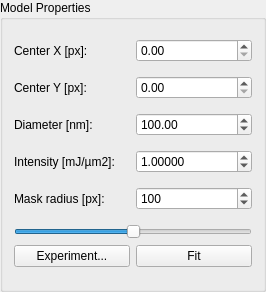
FXIhub/owl, file modelProperties.ui: the form before one commit.
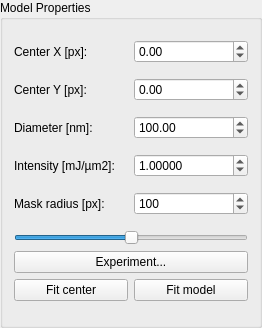
The form after the commit.

```diff
--- a/modelProperties.ui
+++ b/modelProperties.ui
@@ -6,8 +6,8 @@
    <rect>
     <x>0</x>
     <y>0</y>
-    <width>266</width>
-    <height>292</height>
+    <width>262</width>
+    <height>328</height>
    </rect>
   </property>
   <property name="windowTitle">
@@ -19,6 +19,9 @@
   <layout class="QGridLayout" name="gridLayout">
    <item row="1" column="1">
     <widget class="QDoubleSpinBox" name="centerY">
+     <property name="minimum">
+      <double>-10000.000000000000000</double>
+     </property>
      <property name="maximum">
       <double>10000.000000000000000</double>
      </property>
@@ -26,6 +29,9 @@
    </item>
    <item row="0" column="1">
     <widget class="QDoubleSpinBox" name="centerX">
+     <property name="minimum">
+      <double>-10000.000000000000000</double>
+     </property>
      <property name="maximum">
       <double>10000.000000000000000</double>
      </property>
@@ -106,19 +112,26 @@
        </property>
       </widget>
      </item>
+     <item>
+      <widget class="QPushButton" name="experiment">
+       <property name="text">
+        <string>Experiment...</string>
+       </property>
+      </widget>
+     </item>
      <item>
       <layout class="QHBoxLayout" name="horizontalLayout">
        <item>
-        <widget class="QPushButton" name="experiment">
+        <widget class="QPushButton" name="fitCenterPushButton">
          <property name="text">
-          <string>Experiment...</string>
+          <string>Fit center</string>
          </property>
         </widget>
        </item>
        <item>
         <widget class="QPushButton" name="fitPushButton">
          <property name="text">
-          <string>Fit</string>
+          <string>Fit model</string>
          </property>
         </widget>
        </item>
```
Left out of the diff: 2 changed lines with no effect on the pictures.
